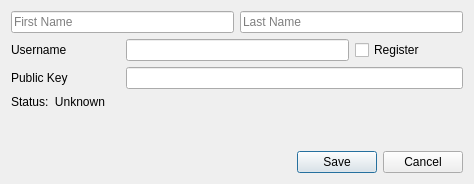
Qt form AddressBook/NewIdentityDialog.ui (InvictusInnovations/keyhotee) before a commit.
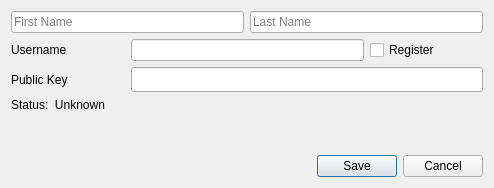
The same form after that commit.

```diff
--- a/AddressBook/NewIdentityDialog.ui
+++ b/AddressBook/NewIdentityDialog.ui
@@ -6,8 +6,8 @@
    <rect>
     <x>0</x>
     <y>0</y>
-    <width>474</width>
-    <height>184</height>
+    <width>494</width>
+    <height>188</height>
    </rect>
   </property>
   <property name="windowTitle">
@@ -56,7 +56,17 @@
     </widget>
    </item>
    <item row="2" column="1" colspan="3">
-    <widget class="QLineEdit" name="publickey"/>
+    <widget class="QLineEdit" name="publickey">
+     <property name="font">
+      <font>
+       <family>Andale Mono</family>
+       <pointsize>10</pointsize>
+      </font>
+     </property>
+     <property name="readOnly">
+      <bool>true</bool>
+     </property>
+    </widget>
    </item>
    <item row="3" column="0" colspan="4">
     <widget class="QLabel" name="status_label">
@@ -73,7 +83,7 @@
      <property name="sizeHint" stdset="0">
       <size>
        <width>20</width>
-       <height>0</height>
+       <height>1</height>
       </size>
      </property>
     </spacer>
@@ -85,7 +95,7 @@
      </property>
      <property name="sizeHint" stdset="0">
       <size>
-       <width>211</width>
+       <width>221</width>
        <height>20</height>
       </size>
      </property>
```
